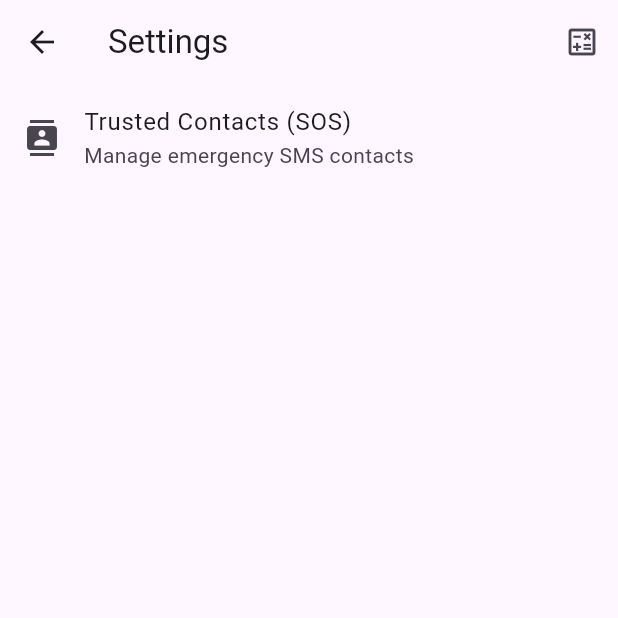
After one commit to MDGSpace-SOC-D-2025/SilentVoice, a Flutter app: the SettingsScreen screen opened directly, on a phone screen of 412 x 824 dp, the top half of it. The commit adds this screen. Run offline on Flutter 3.47's test engine with Material 3 defaults, Android fonts, the phone set to English and light mode, and no system bars; our stand-ins replace audioplayers, cloud_firestore, file_picker, firebase_auth, firebase_core, geolocator and 6 more; missing offline and left inert: pointycastle, record; accounts and stored records are empty; network calls fail.

Commit message:
feat(emergency-sos): add trusted contacts management

```diff
--- a/silentvoice/lib/auth/auth_service.dart
+++ b/silentvoice/lib/auth/auth_service.dart
@@ -8,7 +8,6 @@ class AuthService {
       final result = await _auth.signInAnonymously();
       return result.user;
     } catch (e) {
-      print('Anonymous login failed: $e');
       return null;
     }
   }
@@ -21,7 +20,6 @@ class AuthService {
       );
       return result.user;
     } catch (e) {
-      print('Helper login failed: $e');
       return null;
     }
   }
--- /dev/null
+++ b/silentvoice/lib/emergency_sos/services/trusted_contacts_service.dart
@@ -0,0 +1,36 @@
+import 'dart:convert';
+import 'package:shared_preferences/shared_preferences.dart';
+import 'package:silentvoice/emergency_sos/models/trusted_contacts.dart';
+
+class TrustedContactsService {
+  static const String _key = 'trusted_contacts';
+
+  Future<void> saveContacts(List<TrustedContact> contacts) async {
+    final prefs = await SharedPreferences.getInstance();
+
+    final jsonList = contacts.map((c) => jsonEncode(c.toJson())).toList();
+
+    await prefs.setStringList(_key, jsonList);
+  }
+
+  Future<List<TrustedContact>> loadContacts() async {
+    final prefs = await SharedPreferences.getInstance();
+    final jsonList = prefs.getStringList(_key) ?? [];
+
+    return jsonList.map((jsonStr) {
+      return TrustedContact.fromJson(jsonDecode(jsonStr));
+    }).toList();
+  }
+
+  Future<void> addContact(TrustedContact contact) async {
+    final contacts = await loadContacts();
+    contacts.add(contact);
+    await saveContacts(contacts);
+  }
+
+  Future<void> removeContact(TrustedContact contact) async {
+    final contacts = await loadContacts();
+    contacts.removeWhere((c) => c.phone == contact.phone);
+    await saveContacts(contacts);
+  }
+}
--- a/silentvoice/lib/evidence_vault/screens/vault_home_screen.dart
+++ b/silentvoice/lib/evidence_vault/screens/vault_home_screen.dart
@@ -81,18 +81,15 @@ class _VaultHomeScreenState extends State<VaultHomeScreen> {
                   onDelete: () async {
                     final item = evidenceList[index];
 
-                    // 1️⃣ Delete encrypted file
                     final file = File(item.encryptedPath);
                     if (await file.exists()) {
                       await file.delete();
                     }
 
-                    // 2️⃣ Remove metadata from list
                     setState(() {
                       evidenceList.removeAt(index);
                     });
 
-                    // 3️⃣ Persist updated metadata
                     await repository.saveEvidence(evidenceList);
                   },
                 );
--- a/silentvoice/lib/main.dart
+++ b/silentvoice/lib/main.dart
@@ -11,7 +11,9 @@ void main() async {
   await Firebase.initializeApp(options: DefaultFirebaseOptions.currentPlatform);
 
   final AuthService authService = AuthService();
-  await authService.signInAnonymously();
+  if (authService.currentUser == null) {
+    await authService.signInAnonymously();
+  }
 
   AppLifecycleHandler().start();
 
--- /dev/null
+++ b/silentvoice/lib/screens/settings_screen.dart
@@ -0,0 +1,34 @@
+import 'package:flutter/material.dart';
+import 'package:silentvoice/emergency_sos/screens/trusted_contacts_screen.dart';
+import 'package:silentvoice/widgets/quick_exit_appbar_action.dart';
+
+class SettingsScreen extends StatelessWidget {
+  const SettingsScreen({super.key});
+
+  @override
+  Widget build(BuildContext context) {
+    return Scaffold(
+      appBar: AppBar(
+        title: const Text('Settings'),
+        actions: [QuickExitButton()],
+      ),
+      body: ListView(
+        children: [
+          ListTile(
+            leading: const Icon(Icons.contacts),
+            title: const Text('Trusted Contacts (SOS)'),
+            subtitle: const Text('Manage emergency SMS contacts'),
+            onTap: () {
+              Navigator.push(
+                context,
+                MaterialPageRoute(
+                  builder: (_) => const TrustedContactsScreen(),
+                ),
+              );
+            },
+          ),
+        ],
+      ),
+    );
+  }
+}
--- a/silentvoice/lib/screens/user_pin_screen.dart
+++ b/silentvoice/lib/screens/user_pin_screen.dart
@@ -103,7 +103,7 @@ class _UserPinScreenState extends State<UserPinScreen> {
               'ⓘ If you forget this PIN, data cannot be recovered',
               style: TextStyle(
                 fontSize: 13,
-                color: Color.fromARGB(255, 134, 133, 133),
+                color: Color.fromARGB(255, 108, 108, 108),
               ),
             ),
 
--- a/silentvoice/lib/security/key_derivation.dart
+++ b/silentvoice/lib/security/key_derivation.dart
@@ -4,11 +4,7 @@ import 'package:pointycastle/export.dart';
 Uint8List deriveKeyFromPin({required String pin, required Uint8List salt}) {
   final derivator = PBKDF2KeyDerivator(HMac(SHA256Digest(), 64));
 
-  final derivationConfig = Pbkdf2Parameters(
-    salt,
-    100000, // iterations (security vs performance)
-    32, // key length in bytes (256-bit key)
-  );
+  final derivationConfig = Pbkdf2Parameters(salt, 100000, 32);
 
   derivator.init(derivationConfig);
 
--- a/silentvoice/lib/widgets/quick_exit_appbar_action.dart
+++ b/silentvoice/lib/widgets/quick_exit_appbar_action.dart
@@ -2,7 +2,7 @@ import 'package:flutter/material.dart';
 import 'package:silentvoice/screens/calculator_screen.dart';
 
 class QuickExitButton extends StatelessWidget {
-  QuickExitButton({super.key});
+  const QuickExitButton({super.key});
 
   @override
   Widget build(BuildContext context) {
```
Also changed, not shown: silentvoice/lib/emergency_sos/models/trusted_contacts.dart (added, +14 -0 lines), silentvoice/lib/emergency_sos/screens/trusted_contacts_screen.dart (added, +125 -0 lines), silentvoice/lib/screens/calculator_screen.dart (+3 -4 lines), silentvoice/lib/screens/helper_login_screen.dart (+36 -2 lines), silentvoice/lib/screens/hidden_dashboard_screen.dart (renamed from silentvoice/lib/screens/hidden_dsahboard_screen.dart, +38 -6 lines), silentvoice/lib/screens/rights_detail_screen.dart (+3 -5 lines), silentvoice/lib/screens/helper_pin_setup_screen.dart (deleted).
